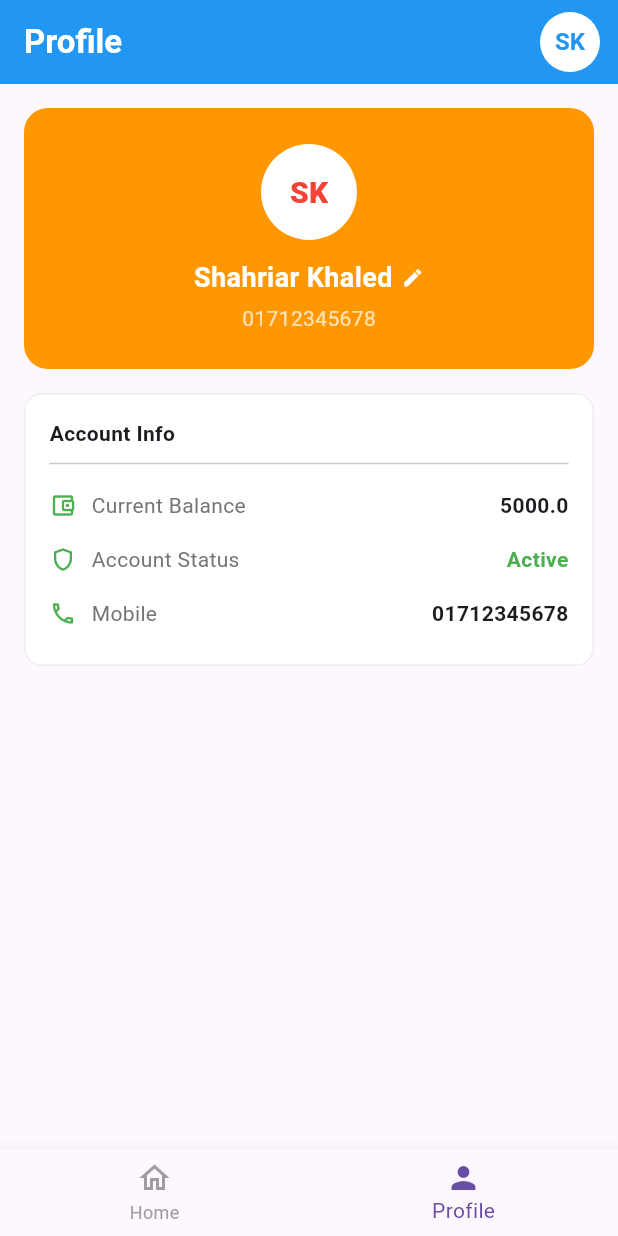
After one commit to bulbul1008/mobile_pay_task, a Flutter app: the screen it shows after launch, item 2 of the bottom bar chosen, on a phone screen of 412 x 824 dp. The commit adds this screen. Run offline on Flutter 3.47's test engine with Material 3 defaults, Android fonts, the phone set to English and light mode, and no system bars; our stand-ins replace equatable, flutter_bloc, go_router.

Commit message:
Add Profile feature and refactor the routing file.

```diff
--- a/lib/app.dart
+++ b/lib/app.dart
@@ -6,6 +6,12 @@ import 'core/navigation/app_router.dart';
 import 'features/add_money/data/repositories/bank_repository_impl.dart';
 import 'features/add_money/domain/repositories/bank_repository.dart';
 import 'features/add_money/domain/usecases/get_banks.dart';
+import 'features/profile/data/repositories/user_repository_impl.dart';
+import 'features/profile/domain/repositories/user_repository.dart';
+import 'features/profile/domain/usecases/get_user.dart';
+import 'features/profile/domain/usecases/update_user_name.dart';
+import 'features/profile/presentation/bloc/profile_bloc.dart';
+import 'features/profile/presentation/bloc/profile_event.dart';
 import 'features/transactions/data/repositories/transaction_repository_impl.dart';
 import 'features/transactions/domain/repositories/transaction_repository.dart';
 import 'features/transactions/domain/usecases/transactions_usecase.dart';
@@ -36,6 +42,9 @@ class MyApp extends StatelessWidget {
         RepositoryProvider<BankRepository>(
           create: (_) => BankRepositoryImpl(dataSource),
         ),
+        RepositoryProvider<UserRepository>(
+          create: (_) => UserRepositoryImpl(dataSource),
+        ),
       ],
       child: Builder(
         builder: (context) {
@@ -56,6 +65,13 @@ class MyApp extends StatelessWidget {
               RepositoryProvider<GetBanks>(
                 create: (_) => GetBanks(context.read<BankRepository>()),
               ),
+              RepositoryProvider(
+                create: (context) => GetUser(context.read<UserRepository>()),
+              ),
+              RepositoryProvider(
+                create: (context) =>
+                    UpdateUserName(context.read<UserRepository>()),
+              ),
             ],
             child: Builder(
               builder: (context) {
@@ -70,6 +86,12 @@ class MyApp extends StatelessWidget {
                       create: (context) => TransactionsBloc(
                         getTransactions: context.read<TransactionsUseCase>(),
                       )..add(const TransactionsStarted()),
+                    ),
+                    BlocProvider(
+                      create: (context) => ProfileBloc(
+                        getUser: context.read<GetUser>(),
+                        updateUserName: context.read<UpdateUserName>(),
+                      )..add(const ProfileStarted()),
                     ),
                   ],
                   child: Builder(
--- a/lib/core/data/app_data_source.dart
+++ b/lib/core/data/app_data_source.dart
@@ -31,4 +31,14 @@ class AppDataSource {
     return (jsonData['banks'] as List).cast<String>();
   }
 
+  Future<Map<String, dynamic>> getUser() async {
+    final jsonString = await rootBundle.loadString(_appDataPath);
+    final Map<String, dynamic> jsonData = json.decode(jsonString);
+    return (jsonData['user'] as Map<String, dynamic>);
+  }
+  Future<Map<String, dynamic>> patchUserName() async {
+    final jsonString = await rootBundle.loadString(_appDataPath);
+    final Map<String, dynamic> jsonData = json.decode(jsonString);
+    return (jsonData['updateName'] as Map<String, dynamic>);
+  }
 }
--- a/lib/core/navigation/app_router.dart
+++ b/lib/core/navigation/app_router.dart
@@ -1,15 +1,48 @@
+import 'package:flutter/material.dart';
 import 'package:go_router/go_router.dart';
 
 import '../../features/home/presentation/screens/home_screen.dart';
+import '../../features/home/presentation/screens/main_shell.dart';
+import '../../features/profile/presentation/screens/profile_screen.dart';
 import '../../features/transactions/presentation/screens/recent_transactions_screen.dart';
 
+final GlobalKey<NavigatorState> rootNavigatorKey =
+GlobalKey<NavigatorState>(debugLabel: 'root');
+
 final GoRouter appRouter = GoRouter(
+  navigatorKey: rootNavigatorKey,
   initialLocation: '/home',
   routes: [
-    GoRoute(path: '/home', builder: (context, state) => const HomeScreen()),
-    GoRoute(
-      path: '/transactions',
-      builder: (context, state) => const RecentTransactionsScreen(),
+    StatefulShellRoute.indexedStack(
+      builder: (context, state, navigationShell) =>
+          MainShell(navigationShell: navigationShell),
+
+      branches: [
+        StatefulShellBranch(
+          routes: [
+            GoRoute(
+              path: '/home',
+              builder: (context, state) => const HomeScreen(),
+              routes: [
+                GoRoute(
+                  path: 'transactions',
+                  builder: (context, state) =>
+                  const RecentTransactionsScreen(),
+                ),
+              ],
+            ),
+          ],
+        ),
+
+        StatefulShellBranch(
+          routes: [
+            GoRoute(
+              path: '/profile',
+              builder: (context, state) => const ProfileScreen(),
+            ),
+          ],
+        ),
+      ],
     ),
   ],
 );
--- a/lib/features/home/presentation/screens/home_screen.dart
+++ b/lib/features/home/presentation/screens/home_screen.dart
@@ -40,7 +40,7 @@ class HomeScreen extends StatelessWidget {
                   iconColor: Colors.deepPurple,
                   iconBackground: Colors.deepPurple.shade200,
                   label: 'Recent Transactions',
-                  onTap: () => context.push('/transactions'),
+                  onTap: () => context.push('/home/transactions'),
                 ),
               ),
               const SizedBox(width: 12),
--- /dev/null
+++ b/lib/features/home/presentation/screens/main_shell.dart
@@ -0,0 +1,35 @@
+import 'package:flutter/material.dart';
+import 'package:go_router/go_router.dart';
+
+class MainShell extends StatelessWidget {
+  const MainShell({super.key, required this.navigationShell});
+
+  final StatefulNavigationShell navigationShell;
+
+  @override
+  Widget build(BuildContext context) {
+    return Scaffold(
+      body: navigationShell,
+      bottomNavigationBar: BottomNavigationBar(
+        currentIndex: navigationShell.currentIndex,
+        unselectedItemColor: Colors.grey,
+        onTap: (index) => navigationShell.goBranch(
+          index,
+          initialLocation: index == navigationShell.currentIndex,
+        ),
+        items: const [
+          BottomNavigationBarItem(
+            icon: Icon(Icons.home_outlined),
+            activeIcon: Icon(Icons.home),
+            label: 'Home',
+          ),
+          BottomNavigationBarItem(
+            icon: Icon(Icons.person_outline),
+            activeIcon: Icon(Icons.person),
+            label: 'Profile',
+          ),
+        ],
+      ),
+    );
+  }
+}
--- /dev/null
+++ b/lib/features/profile/data/models/user_model.dart
@@ -0,0 +1,8 @@
+import 'package:mobile_pay_task_1/features/profile/domain/entities/user_entity.dart';
+
+class UserModel extends UserEntity {
+  const UserModel({required super.mobile, required super.name});
+
+  factory UserModel.fromJson(Map<String, dynamic> json) =>
+      UserModel(mobile: json['mobile'] as String, name: json['name'] as String);
+}
--- /dev/null
+++ b/lib/features/profile/data/repositories/user_repository_impl.dart
@@ -0,0 +1,21 @@
+import 'package:mobile_pay_task_1/core/data/app_data_source.dart';
+import 'package:mobile_pay_task_1/features/profile/data/models/user_model.dart';
+import 'package:mobile_pay_task_1/features/profile/domain/entities/user_entity.dart';
+import 'package:mobile_pay_task_1/features/profile/domain/repositories/user_repository.dart';
+
+class UserRepositoryImpl implements UserRepository {
+  const UserRepositoryImpl(this._dataSource);
+
+  final AppDataSource _dataSource;
+
+  @override
+  Future<UserEntity> getUser() async =>
+      UserModel.fromJson(await _dataSource.getUser());
+
+  @override
+  Future<String> updateName(String name) async {
+    final raw = await _dataSource.patchUserName();
+    final saved = raw['name'] as String? ?? '';
+    return saved.isEmpty ? name : saved;
+  }
+}
--- /dev/null
+++ b/lib/features/profile/domain/entities/user_entity.dart
@@ -0,0 +1,14 @@
+import 'package:equatable/equatable.dart';
+
+class UserEntity extends Equatable {
+  const UserEntity({required this.mobile, required this.name});
+
+  final String mobile;
+  final String name;
+
+  UserEntity copyWith({String? name}) =>
+      UserEntity(mobile: mobile, name: name ?? this.name);
+
+  @override
+  List<Object?> get props => [mobile, name];
+}
--- /dev/null
+++ b/lib/features/profile/domain/repositories/user_repository.dart
@@ -0,0 +1,7 @@
+import 'package:mobile_pay_task_1/features/profile/domain/entities/user_entity.dart';
+
+abstract interface class UserRepository {
+  Future<UserEntity> getUser();
+
+  Future<String> updateName(String name);
+}
--- /dev/null
+++ b/lib/features/profile/domain/usecases/get_user.dart
@@ -0,0 +1,10 @@
+import 'package:mobile_pay_task_1/features/profile/domain/entities/user_entity.dart';
+import 'package:mobile_pay_task_1/features/profile/domain/repositories/user_repository.dart';
+
+class GetUser {
+  const GetUser(this._repository);
+
+  final UserRepository _repository;
+
+  Future<UserEntity> call() => _repository.getUser();
+}
--- /dev/null
+++ b/lib/features/profile/domain/usecases/update_user_name.dart
@@ -0,0 +1,9 @@
+import 'package:mobile_pay_task_1/features/profile/domain/repositories/user_repository.dart';
+
+class UpdateUserName {
+  const UpdateUserName(this._repository);
+
+  final UserRepository _repository;
+
+  Future<String> call(String name) => _repository.updateName(name);
+}
--- /dev/null
+++ b/lib/features/profile/presentation/bloc/profile_bloc.dart
@@ -0,0 +1,44 @@
+import 'package:flutter_bloc/flutter_bloc.dart';
+import 'package:mobile_pay_task_1/features/profile/domain/usecases/get_user.dart';
+import 'package:mobile_pay_task_1/features/profile/domain/usecases/update_user_name.dart';
+import 'package:mobile_pay_task_1/features/profile/presentation/bloc/profile_event.dart';
+import 'package:mobile_pay_task_1/features/profile/presentation/bloc/profile_state.dart';
+
+class ProfileBloc extends Bloc<ProfileEvent, ProfileState> {
+  ProfileBloc({
+    required GetUser getUser,
+    required UpdateUserName updateUserName,
+  }) : _getUser = getUser,
+       _updateUserName = updateUserName,
+       super(const ProfileLoading()) {
+    on<ProfileStarted>(_onStarted);
+    on<ProfileNameChanged>(_onNameChanged);
+  }
+
+  final GetUser _getUser;
+  final UpdateUserName _updateUserName;
+
+  Future<void> _onStarted(
+    ProfileStarted event,
+    Emitter<ProfileState> emit,
+  ) async {
+    emit(const ProfileLoading());
+    emit(ProfileLoaded(await _getUser()));
+  }
+
+  Future<void> _onNameChanged(
+    ProfileNameChanged event,
+    Emitter<ProfileState> emit,
+  ) async {
+    final current = state;
+    if (current is! ProfileLoaded) return;
+
+    final trimmed = event.name.trim();
+
+    emit(ProfileLoaded(current.user, saving: true));
+
+    final savedName = await _updateUserName(trimmed);
+
+    emit(ProfileLoaded(current.user.copyWith(name: savedName)));
+  }
+}
--- /dev/null
+++ b/lib/features/profile/presentation/bloc/profile_event.dart
@@ -0,0 +1,21 @@
+import 'package:equatable/equatable.dart';
+
+sealed class ProfileEvent extends Equatable {
+  const ProfileEvent();
+
+  @override
+  List<Object?> get props => [];
+}
+
+final class ProfileStarted extends ProfileEvent {
+  const ProfileStarted();
+}
+
+final class ProfileNameChanged extends ProfileEvent {
+  const ProfileNameChanged(this.name);
+
+  final String name;
+
+  @override
+  List<Object?> get props => [name];
+}
--- /dev/null
+++ b/lib/features/profile/presentation/bloc/profile_state.dart
@@ -0,0 +1,23 @@
+import 'package:equatable/equatable.dart';
+import 'package:mobile_pay_task_1/features/profile/domain/entities/user_entity.dart';
+
+sealed class ProfileState extends Equatable {
+  const ProfileState();
+
+  @override
+  List<Object?> get props => [];
+}
+
+final class ProfileLoading extends ProfileState {
+  const ProfileLoading();
+}
+
+final class ProfileLoaded extends ProfileState {
+  const ProfileLoaded(this.user, {this.saving = false});
+
+  final UserEntity user;
+  final bool saving;
+
+  @override
+  List<Object?> get props => [user, saving];
+}
--- /dev/null
+++ b/lib/features/profile/presentation/screens/profile_screen.dart
@@ -0,0 +1,42 @@
+import 'package:flutter/material.dart';
+import 'package:flutter_bloc/flutter_bloc.dart';
+
+import '../../../../core/widgets/mobile_pay_app_bar.dart';
+import '../bloc/profile_bloc.dart';
+import '../bloc/profile_state.dart';
+import '../widgets/account_info_card.dart';
+import '../widgets/change_name_dialog.dart';
+import '../widgets/profile_header_card.dart';
+
+class ProfileScreen extends StatelessWidget {
+  const ProfileScreen({super.key});
+
+  @override
+  Widget build(BuildContext context) {
+    return Scaffold(
+      appBar: const MobilePayAppBar(title: 'Profile'),
+      body: BlocBuilder<ProfileBloc, ProfileState>(
+        builder: (context, state) {
+          if (state is! ProfileLoaded) {
+            return const Center(child: CircularProgressIndicator());
+          }
+
+          final user = state.user;
+
+          return ListView(
+            padding: const EdgeInsets.all(16),
+            children: [
+              ProfileHeaderCard(
+                name: user.name,
+                mobile: user.mobile,
+                onEditName: () => showChangeNameDialog(context, user.name),
+              ),
+              const SizedBox(height: 16),
+              const AccountInfoCard(),
+            ],
+          );
+        },
+      ),
+    );
+  }
+}
--- /dev/null
+++ b/lib/features/profile/presentation/widgets/account_info_card.dart
@@ -0,0 +1,81 @@
+import 'package:flutter/material.dart';
+import 'package:flutter_bloc/flutter_bloc.dart';
+
+import '../../../wallet/presentation/bloc/wallet_bloc.dart';
+import '../../../wallet/presentation/bloc/wallet_state.dart';
+import '../bloc/profile_bloc.dart';
+import '../bloc/profile_state.dart';
+import 'info_row.dart';
+
+class AccountInfoCard extends StatelessWidget {
+  const AccountInfoCard({super.key});
+
+  @override
+  Widget build(BuildContext context) {
+    return Container(
+      padding: const EdgeInsets.all(16),
+      decoration: BoxDecoration(
+        color: Colors.white,
+        borderRadius: BorderRadius.circular(12),
+        border: Border.all(color: Colors.grey.shade200),
+      ),
+      child: Column(
+        crossAxisAlignment: CrossAxisAlignment.start,
+        children: [
+          const Text(
+            'Account Info',
+            style: TextStyle(fontWeight: FontWeight.w700),
+          ),
+          const Divider(height: 20),
+          BlocBuilder<WalletBloc, WalletState>(
+            builder: (context, state) {
+              return switch (state) {
+                LoadedWallet(:final balance) => InfoRow(
+                  icon: Icons.account_balance_wallet_outlined,
+                  label: 'Current Balance',
+                  value: Text(
+                    balance.toString(),
+                    style: const TextStyle(fontWeight: FontWeight.w700),
+                  ),
+                ),
+
+                LoadingWallet() => const InfoRow(
+                  icon: Icons.account_balance_wallet_outlined,
+                  label: 'Current Balance',
+                  value: SizedBox(
+                    width: 14,
+                    height: 14,
+                    child: CircularProgressIndicator(strokeWidth: 2),
+                  ),
+                ),
+              };
+            },
+          ),
+
+          const InfoRow(
+            icon: Icons.shield_outlined,
+            label: 'Account Status',
+            value: Text(
+              'Active',
+              style: TextStyle(
+                color: Colors.green,
+                fontWeight: FontWeight.w700,
+              ),
+            ),
+          ),
+
+          BlocBuilder<ProfileBloc, ProfileState>(
+            builder: (context, state) => InfoRow(
+              icon: Icons.phone_outlined,
+              label: 'Mobile',
+              value: Text(
+                state is ProfileLoaded ? state.user.mobile : '—',
+                style: const TextStyle(fontWeight: FontWeight.w700),
+              ),
+            ),
+          ),
+        ],
+      ),
+    );
+  }
+}
--- /dev/null
+++ b/lib/features/profile/presentation/widgets/change_name_dialog.dart
@@ -0,0 +1,35 @@
+import 'package:flutter/material.dart';
+import 'package:flutter_bloc/flutter_bloc.dart';
+import 'package:mobile_pay_task_1/features/profile/presentation/bloc/profile_event.dart';
+
+import '../bloc/profile_bloc.dart';
+
+Future<void> showChangeNameDialog(BuildContext context, String currentName) {
+  final controller = TextEditingController(text: currentName);
+  return showDialog<void>(
+    context: context,
+    builder: (dialogContext) => AlertDialog(
+      title: const Text('Change Name'),
+      content: TextField(
+        controller: controller,
+        autofocus: true,
+        decoration: const InputDecoration(labelText: 'Full Name'),
+      ),
+      actions: [
+        TextButton(
+          onPressed: () => Navigator.of(dialogContext).pop(),
+          child: const Text('Cancel'),
+        ),
+        FilledButton(
+          onPressed: () {
+            context.read<ProfileBloc>().add(
+              ProfileNameChanged(controller.text),
+            );
+            Navigator.of(dialogContext).pop();
+          },
+          child: const Text('Save'),
+        ),
+      ],
+    ),
+  );
+}
--- /dev/null
+++ b/lib/features/profile/presentation/widgets/info_row.dart
@@ -0,0 +1,31 @@
+import 'package:flutter/material.dart';
+
+class InfoRow extends StatelessWidget {
+  const InfoRow({
+    super.key,
+    required this.icon,
+    required this.label,
+    required this.value,
+  });
+
+  final IconData icon;
+  final String label;
+  final Widget value;
+
+  @override
+  Widget build(BuildContext context) {
+    return Padding(
+      padding: const EdgeInsets.symmetric(vertical: 8),
+      child: Row(
+        children: [
+          Icon(icon, size: 18, color: Colors.green),
+          const SizedBox(width: 10),
+          Expanded(
+            child: Text(label, style: TextStyle(color: Colors.grey.shade600)),
+          ),
+          value,
+        ],
+      ),
+    );
+  }
+}
--- /dev/null
+++ b/lib/features/profile/presentation/widgets/profile_header_card.dart
@@ -0,0 +1,62 @@
+import 'package:flutter/material.dart';
+
+class ProfileHeaderCard extends StatelessWidget {
+  const ProfileHeaderCard({
+    super.key,
+    required this.name,
+    required this.mobile,
+    required this.onEditName,
+  });
+
+  final String name;
+  final String mobile;
+  final VoidCallback onEditName;
+
+  @override
+  Widget build(BuildContext context) {
+    return Container(
+      padding: const EdgeInsets.all(24),
+      decoration: BoxDecoration(
+        color: Colors.orange,
+        borderRadius: BorderRadius.circular(16),
+      ),
+      child: Column(
+        children: [
+          const CircleAvatar(
+            radius: 32,
+            backgroundColor: Colors.white,
+            child: Text(
+              'SK',
+              style: TextStyle(
+                color: Colors.red,
+                fontSize: 20,
+                fontWeight: FontWeight.w800,
+              ),
+            ),
+          ),
+          const SizedBox(height: 12),
+          InkWell(
+            onTap: onEditName,
+            child: Row(
+              mainAxisSize: MainAxisSize.min,
+              children: [
+                Text(
+                  name,
+                  style: const TextStyle(
+                    color: Colors.white,
+                    fontSize: 18,
+                    fontWeight: FontWeight.w700,
+                  ),
+                ),
+                const SizedBox(width: 6),
+                const Icon(Icons.edit, size: 15, color: Colors.white),
+              ],
+            ),
+          ),
+          const SizedBox(height: 4),
+          Text(mobile, style: const TextStyle(color: Colors.white70)),
+        ],
+      ),
+    );
+  }
+}
```
